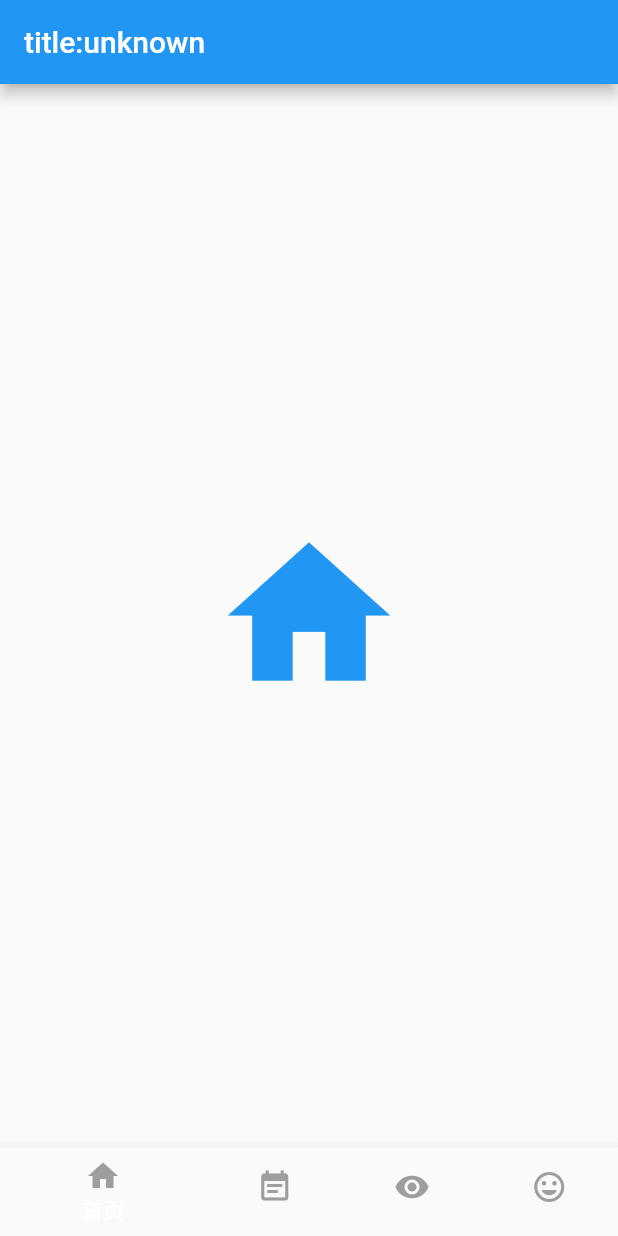
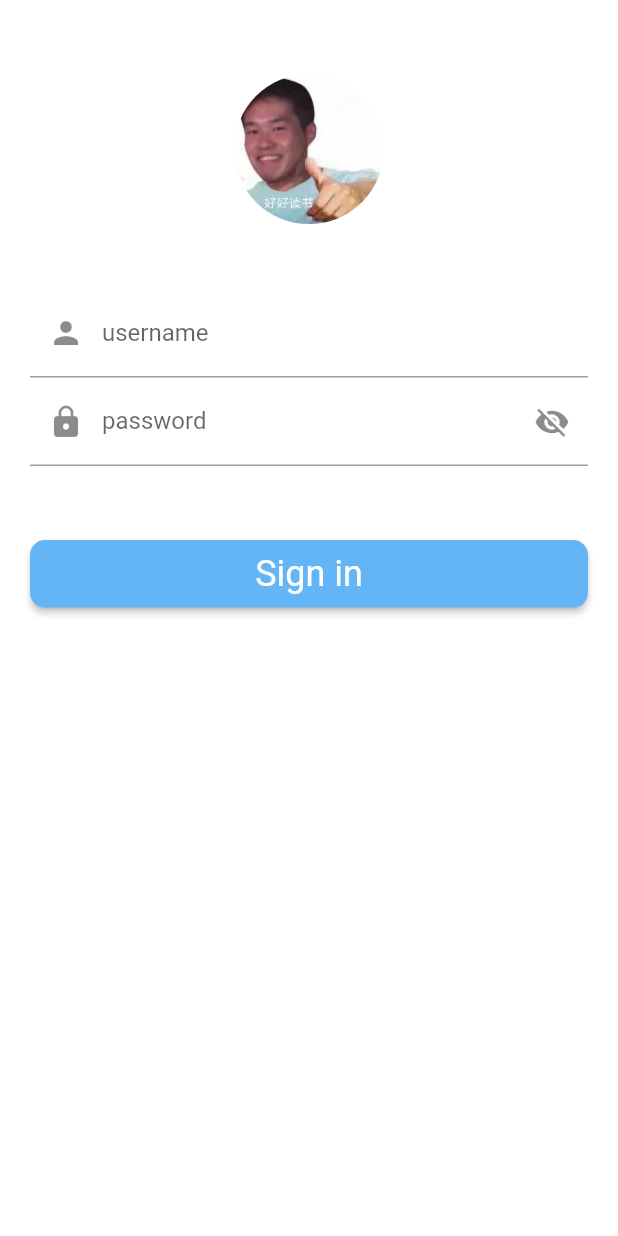
Before and after one commit to 1023198294/SennpaiWord, a Flutter app: the screen it shows after launch, on a phone screen of 412 x 824 dp. Run offline on Flutter 3.47's test engine with Material 2 defaults, Android fonts, the phone set to English and light mode, and no system bars; our stand-ins replace cookie_jar, dio, fluro, flutter_screenutil, share, shared_preferences.

Commit message:
update login page and utils

```diff
--- /dev/null
+++ b/lib/login/login.dart
@@ -0,0 +1,207 @@
+import 'dart:async';
+import 'package:flutter/cupertino.dart';
+import 'package:flutter/material.dart';
+import 'package:flutter_app/userinfo/user_info.dart';
+import 'package:flutter_app/utils/data_utils.dart';
+import 'package:shared_preferences/shared_preferences.dart';
+import 'package:flutter_screenutil/flutter_screenutil.dart';
+import 'package:flutter_app/main.dart';
+class LoginPage extends StatefulWidget{
+  @override
+  _LoginPageState createState() => _LoginPageState();
+}
+class _LoginPageState extends State<LoginPage>{
+  var _username = '';
+  var _password = '';
+  var isLoading = false;
+  var _isShowClear = false;
+  var _isShowPwd = false;
+  FocusNode _focusNodeUserName= new FocusNode();
+  FocusNode _focusNodeUserPassWord = new FocusNode();
+  TextEditingController _userNameController = new TextEditingController();
+  GlobalKey<FormState> _formKey = GlobalKey<FormState>();
+
+  @override
+  void initState() {
+    super.initState();
+    _focusNodeUserName.addListener(_focusNodeListener);
+    _focusNodeUserPassWord.addListener(_focusNodeListener);
+    _userNameController.addListener(() {
+      print(_userNameController.text);
+      if (_userNameController.text.length > 0) {
+        _isShowClear = true;
+      } else {
+        _isShowClear = false;
+      }
+      setState(() {});
+    });
+  }
+  Future _focusNodeListener() async{
+    if(_focusNodeUserName.hasFocus) {
+      print('focus on username');
+      _focusNodeUserPassWord.unfocus();
+    }
+    if(_focusNodeUserPassWord.hasFocus){
+      print('focus on password');
+      _focusNodeUserName.unfocus();
+    }
+  }
+  @override
+  void dispose(){
+    _focusNodeUserName.removeListener(_focusNodeListener);
+    _focusNodeUserPassWord.removeListener(_focusNodeListener);
+    _userNameController.dispose();
+    super.dispose();
+  }
+  String validateUserName(value){
+    // 正则匹配手机号
+    RegExp exp = RegExp(r'^((13[0-9])|(14[0-9])|(15[0-9])|(16[0-9])|(17[0-9])|(18[0-9])|(19[0-9]))\d{8}$');
+    if (value.isEmpty) {
+      return '用户名不能为空!';
+    }else if (!exp.hasMatch(value)) {
+      return '请输入正确手机号';
+    }
+    return null;
+  }
+  String validatePassWord(value){
+    if (value.isEmpty) {
+      return '密码不能为空';
+    }
+    //else if(value.trim().length18){
+    //  return '密码长度不正确';
+    //}
+    return null;
+  }
+  @override
+  Widget build(BuildContext context) {
+    ScreenUtil.instance = ScreenUtil(width: 750,height: 1334)..init(context);
+    print(ScreenUtil().scaleHeight);
+    Widget logoImageArea = new Container(
+      alignment: Alignment.topCenter,
+      child: ClipOval(
+        child: Image.asset(
+          'images/logo.jpg',
+          height: 100,
+          width: 100,
+          fit: BoxFit.cover,
+        ),
+      ),
+    );
+    Widget inputTextArea = new Container(
+      margin: EdgeInsets.only(left: 20,right: 20),
+      decoration: BoxDecoration(
+        borderRadius: BorderRadius.all(Radius.circular(8)),
+        color: Colors.white
+      ),
+      child: new Form(
+        key: _formKey,
+        child: Column(
+          mainAxisSize: MainAxisSize.min,
+          children: <Widget>[
+            new TextFormField(
+              controller: _userNameController,
+              focusNode: _focusNodeUserName,
+              keyboardType: TextInputType.number,
+              decoration: InputDecoration(
+                labelText: 'username',
+                hintText: 'phone number',
+                prefixIcon: Icon(Icons.person),
+                suffixIcon: (_isShowClear)?IconButton(icon: Icon(Icons.clear),onPressed: (){
+                  _userNameController.clear();
+                },)
+                :null ,
+              ),
+              validator: validateUserName,
+              onSaved: (String value){
+                _username = value;
+                print('username = $_username');
+              }
+            ),
+            new TextFormField(
+
+                focusNode: _focusNodeUserPassWord,
+                decoration: InputDecoration(
+                  labelText: 'password',
+                  hintText: 'password',
+                  prefixIcon: Icon(Icons.lock),
+                  suffixIcon: IconButton(
+                    icon: Icon((_isShowPwd) ? Icons.visibility : Icons.visibility_off),
+                    // 点击改变显示或隐藏密码
+                    onPressed: (){
+                      setState(() {
+                        _isShowPwd = !_isShowPwd;
+                      });
+                    },
+                  ),
+                ),
+                obscureText: !_isShowPwd,
+                validator: validatePassWord,
+                onSaved: (String value){
+                  _password = value;
+                }
+            ),
+          ],
+        ),
+      ),
+    );
+    Widget loginButtonArea = new Container(
+      margin: EdgeInsets.only(left: 20,right: 20),
+      height: 45.0,
+      child: new RaisedButton(
+        color: Colors.blue[300],
+        child: Text(
+          'Sign in',style: Theme.of(context).primaryTextTheme.headline,
+        ),
+        shape: RoundedRectangleBorder(borderRadius: BorderRadius.circular(10.0)),
+        onPressed: (){
+          _focusNodeUserName.unfocus();
+          _focusNodeUserPassWord.unfocus();
+
+          if (_formKey.currentState.validate()) {
+            //只有输入通过验证，才会执行这里
+            _formKey.currentState.save();
+            //todo 登录操作
+            print("$_username log in with password $_password");
+          }
+          setState(() {
+            isLoading = true;
+          });
+          DataUtils.doLogin({
+            'username':_username,
+            'password':_password
+          }).then((userResult){
+            Navigator.of(context).pushAndRemoveUntil(
+              MaterialPageRoute(builder: (context)=>BottomNavigationWidget()),(route)=>route == null
+            );
+          });
+          },
+      )
+    );
+    return Scaffold(
+      backgroundColor: Colors.white,
+      // 外层添加一个手势，用于点击空白部分，回收键盘
+      body: new GestureDetector(
+        onTap: (){
+          // 点击空白区域，回收键盘
+          print("点击了空白区域");
+          _focusNodeUserPassWord.unfocus();
+          _focusNodeUserName.unfocus();
+        },
+        child: new ListView(
+          children: [
+            new SizedBox(height: ScreenUtil().setHeight(80),),
+            logoImageArea,
+            new SizedBox(height: ScreenUtil().setHeight(70),),
+            inputTextArea,
+            new SizedBox(height: ScreenUtil().setHeight(80),),
+            loginButtonArea,
+            //new SizedBox(height: ScreenUtil().setHeight(60),),
+            //thirdLoginArea,
+            //new SizedBox(height: ScreenUtil().setHeight(60),),
+            //bottomArea,
+          ],
+        ),
+      ),
+    );
+  }
+}
--- a/lib/main.dart
+++ b/lib/main.dart
@@ -1,4 +1,6 @@
 import 'package:flutter/material.dart';
+import 'package:flutter_app/login/login.dart';
+import 'package:flutter_app/utils/data_utils.dart';
 import 'page1.dart';
 import 'page2.dart';
 import 'page3.dart';
@@ -12,46 +14,62 @@ class MyApp extends StatelessWidget{
   @override
   Widget build(BuildContext context){
     return new MaterialApp(
-      title:'底部导航',
-      home: new BottomNavigationWidget(),
+      title:'欢迎',
+      home: new MyHomePage(),
       theme: ThemeData(primarySwatch: Colors.blue),
     );
   }
 }
 
+class MyHomePage extends StatefulWidget{
+  @override
+  State<StatefulWidget> createState(){
+    return new MyHomePageState();
+  }
+}
+class MyHomePageState extends State<MyHomePage>{
+  bool _hasLogin = false;
+  bool _isLoading = true;
+  bool isConnected = false;
+  String registrationId;
 
-/*class TutorialHome extends StatelessWidget {
+
+  @override
+  void initState(){
+    super.initState();
+    DataUtils.checkLogin().then((haslogin){
+      if (haslogin == true){
+        setState(() {
+          _hasLogin = true;
+          _isLoading = false;
+          //print('has logged in');
+        });
+      }else{
+        setState(() {
+          _hasLogin = false;
+          _isLoading = false;
+          print('not logged in');
+        });
+      }
+    });
+  }
+  showWelcomePage(){
+    if (_hasLogin){
+      return BottomNavigationWidget();
+      //_hasLogin = true; // 占位
+    }else{
+      return LoginPage();
+    }
+  }
   @override
   Widget build(BuildContext context) {
-    //Scaffold是Material中主要的布局组件.
-    return new Scaffold(
-      appBar: new AppBar(
-        leading: new IconButton(
-          icon: new Icon(Icons.menu),
-          tooltip: 'Navigation menu',
-          onPressed: null,
-        ),
-        title: new Text('Example title'),
-        actions: <Widget>[
-          new IconButton(
-            icon: new Icon(Icons.search),
-            tooltip: 'Search',
-            onPressed: null,
-          ),
-        ],
-      ),
-      //body占屏幕的大部分
-      body: new Center(
-        child: new Text('Hello, world!'),
-      ),
-      floatingActionButton: new FloatingActionButton(
-        tooltip: 'Add', // used by assistive technologies
-        child: new Icon(Icons.add),
-        onPressed: null,
-      ),
+    return new MaterialApp(
+      title:'主页面',
+      home: new Scaffold(body: showWelcomePage()),
+      theme: ThemeData(primarySwatch: Colors.blue),
     );
   }
-}*/
+}
 
 class BottomNavigationWidget extends StatefulWidget{
   @override
@@ -62,6 +80,7 @@ class BottomNavigationWidget extends StatefulWidget{
 
 class BottomNavigationWidgetState extends State<BottomNavigationWidget> {
   List<Widget> pages = new List();
+
   @override
 //initState是初始化函数，在绘制底部导航控件的时候就把这3个页面添加到list里面用于下面跟随标签导航进行切换显示
   void initState() {
--- a/lib/page1.dart
+++ b/lib/page1.dart
@@ -16,6 +16,7 @@ class HomePageWidgetState extends State<HomePageWidget>{
   @override
 
   Widget build(BuildContext context) {
+    //test get
     _get() async{
       var url = 'http://10.0.2.2:5000';
       var httpClient = new HttpClient();
--- /dev/null
+++ b/lib/userinfo/user_info.dart
@@ -0,0 +1,29 @@
+class UserInfo{
+  int userid;
+  String username;
+  String password;
+  String avatarPic;
+
+  UserInfo({this.avatarPic,this.userid,this.username});
+  factory UserInfo.fromJson(Map<String,dynamic> json){
+    String name = json['name'];
+    int userId;
+    if (json['name'] == null){
+      name = json['url_name'];
+    }
+    if (json['id'].runtimeType == int){
+      userId = json['id'];
+    }else{
+      userId = int.parse((json['id']));
+    }
+    return UserInfo(
+      avatarPic: json['avatar_pic'],
+      userid:userId,
+      username: name,
+    );
+  }
+  @override
+  bool operator == (other){
+    return(userid == other._userid) &&(password == other.password);
+  }
+}
--- /dev/null
+++ b/lib/utils/data_utils.dart
@@ -0,0 +1,30 @@
+import 'dart:convert';
+import 'package:fluro/fluro.dart';
+import 'package:flutter_app/userinfo/user_info.dart';
+import 'package:flutter_app/utils/net_utils.dart';
+import 'package:shared_preferences/shared_preferences.dart';
+class DataUtils{
+
+  static Future doLogin(Map<String,String> params) async{
+    //var response = await NetUtils.post(Api.DO_LOGIN, params);
+    final prefs = await SharedPreferences.getInstance();
+    final response = {
+      'data': {
+        'avatarPic': null,
+        'userid': 114514,
+        'username': 'tadokoro',
+      }
+    };
+    //UserInfo userInfo = UserInfo.fromJson(response['data']);
+    await prefs.setBool('if_login', true);
+    return true;
+  }
+  static Future checkLogin() async{
+    final prefs = await SharedPreferences.getInstance();
+    var if_login = prefs.getInt('if_login');
+    return if_login;
+  }
+}
+
+String _encode(Object object) =>
+    const JsonEncoder.withIndent(' ').convert(object);
```
Also changed, not shown: lib/utils/net_utils.dart (added, +37 -0 lines), pubspec.yaml (+8 -1 lines), images/logo.jpg (added), pubspec.lock.
